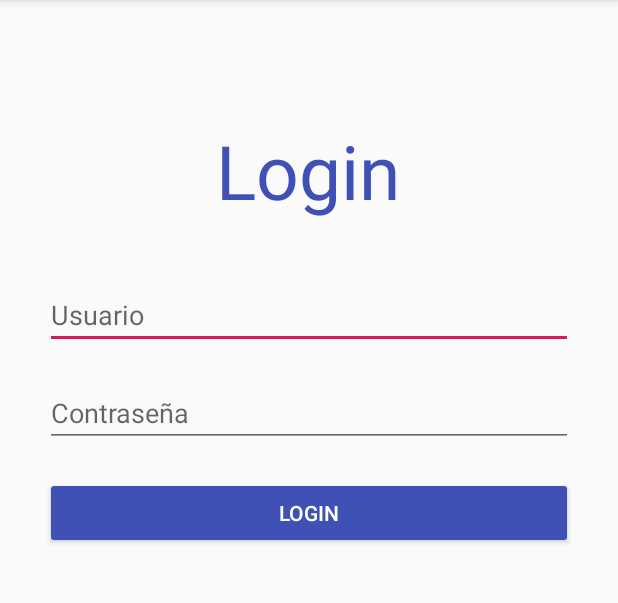
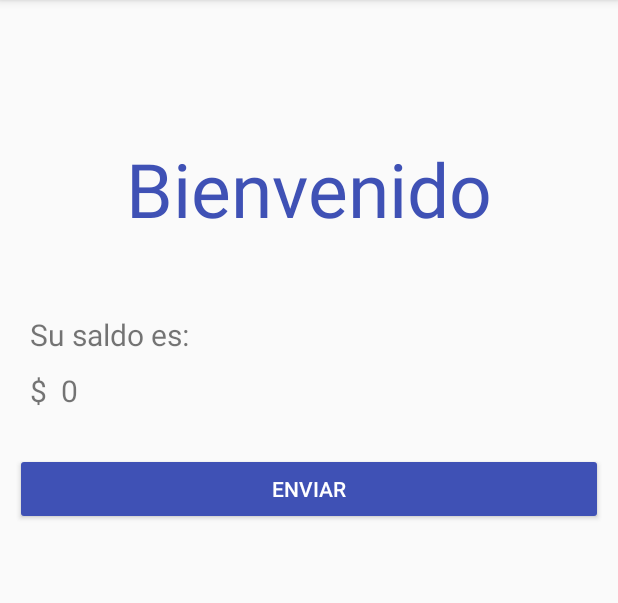
Before and after one commit to un-sei2019i-labs-tma/bank, an Android app: the screen it shows after launch (MainActivity before the commit, HomeUserActivity after it), after a tap on "LOGIN", on a phone screen of 412 x 824 dp, the part 84-687 px from its top. Run offline under Robolectric (Android 15) with nearby library versions, the phone set to English and light mode, and no system bars; 2 statements that could not run were skipped.

Commit message:
Presentation layer, homeUserActvity,Main activity

```diff
--- a/mobile_app/BankApp/app/src/main/java/com/example/bankapp/Presentation/HomeUserActivity.java
+++ b/mobile_app/BankApp/app/src/main/java/com/example/bankapp/Presentation/HomeUserActivity.java
@@ -4,15 +4,34 @@ import android.content.Intent;
 import android.support.v7.app.AppCompatActivity;
 import android.os.Bundle;
 import android.view.View;
+import android.widget.EditText;
+import android.widget.TextView;
 
+import com.example.bankapp.DataAccess.Models.Account;
+import com.example.bankapp.DataAccess.Models.User;
+import com.example.bankapp.DataAccess.Repository.AccountRepository;
+import com.example.bankapp.DataAccess.Repository.UserRepository;
 import com.example.bankapp.R;
 
 public class HomeUserActivity extends AppCompatActivity {
 
-    @Override
+
+    private static  final  String USER = "user";
+    TextView balanceText;
+
+
     protected void onCreate(Bundle savedInstanceState) {
         super.onCreate(savedInstanceState);
         setContentView(R.layout.activity_home_user);
+        UserRepository userRepository = new UserRepository();
+        int id = getIntent().getIntExtra(USER,0);
+        User user = userRepository.getUserByID(this, id);
+        String name = user.getName();
+        AccountRepository accountRepository = new AccountRepository();
+        Account account = accountRepository.getAccount(this,user.getAccount());
+        balanceText= (TextView) findViewById(R.id.editbalance);
+        Integer balance = account.getBalance();
+        balanceText.setText("$  "+balance.toString());
     }
 
 
--- a/mobile_app/BankApp/app/src/main/java/com/example/bankapp/Presentation/MainActivity.java
+++ b/mobile_app/BankApp/app/src/main/java/com/example/bankapp/Presentation/MainActivity.java
@@ -11,8 +11,11 @@ import android.widget.Button;
 import android.widget.EditText;
 import android.widget.Toast;
 
+import com.example.bankapp.BusinessLogic.LoginController;
 import com.example.bankapp.DataAccess.DataBase.DataBase;
+import com.example.bankapp.DataAccess.Models.Account;
 import com.example.bankapp.DataAccess.Models.User;
+import com.example.bankapp.DataAccess.Repository.AccountRepository;
 import com.example.bankapp.DataAccess.Repository.UserRepository;
 import com.example.bankapp.R;
 
@@ -24,6 +27,8 @@ public class MainActivity extends AppCompatActivity {
     EditText mTextUsername;
     EditText mTextPassword;
     Button mButtonLogin;
+    private  static  final  String USER = "user";
+
 
 
     @Override
@@ -35,40 +40,32 @@ public class MainActivity extends AppCompatActivity {
         // create test use
         //SimpleDateFormat formatter= new SimpleDateFormat("yyyy-MM-dd 'at' HH:mm:ss z");
         Date date = new Date(System.currentTimeMillis());
-        User user = new User(1,"pepito","perez",654321,123456789,"test@test.com",000000,date );
+        User user = new User(1,"pepito","perez",654321,12,"test@test.com",000000,date );
+        User user2 = new User(2,"pepita","pereza",123456,21,"test@test.com",000000,date );
         UserRepository repo= new UserRepository();
         repo.createUser(this,user);
+        repo.createUser(this,user2);
+        Account account = new Account(12,1500);
+        Account account2 = new Account(21,2300);
+        AccountRepository accountRepository = new AccountRepository();
+        accountRepository.createAccount(this,account);
+        accountRepository.createAccount(this,account2);
         mTextUsername = (EditText) findViewById(R.id.edituser);
         mTextPassword = (EditText) findViewById(R.id.editpassword);
         mButtonLogin = (Button) findViewById(R.id.buttonlogin);
     }
 
     public void logIn(View view){
-        DataBase admin = new DataBase(this,"DataBase",null,1);
-        SQLiteDatabase DB = admin.getWritableDatabase();
-        String user = mTextUsername.getText().toString();
-        String password = mTextPassword.getText().toString();
-        if (!user.isEmpty() && !password.isEmpty()){
-            Cursor row = DB.rawQuery("SELECT idUser, password FROM user WHERE idUser ="+user.trim(),null);
-
-            if (row.moveToFirst()){
-
-                if (row.getString(1).equals(password)){
-                    Intent intent1 = new Intent(MainActivity.this, HomeUserActivity.class);
-                    startActivity(intent1);
-                }else {
-                    Toast.makeText(this,"Password incorecto",Toast.LENGTH_SHORT).show();
-                }
-            }else {
-                Toast.makeText(this,"El nombre de usuario es incorrecto",Toast.LENGTH_SHORT).show();
-            }
-            DB.close();
-        }else{
-            Toast.makeText(this,"Por favor llenar todos los campos ",Toast.LENGTH_SHORT).show();
-
-
+        String accountS = mTextUsername.getText().toString();
+        String passworS = mTextPassword.getText().toString();
+        int account = Integer.parseInt(accountS);
+        int password = Integer.parseInt(passworS);
+        LoginController loginController = new LoginController();
+        if (loginController.login(this,account,password)){
+            Intent loginIntent = new Intent(this, HomeUserActivity.class);
+            loginIntent.putExtra(USER,account);
+            startActivity(loginIntent);
         }
-
 
     }
 }
```
